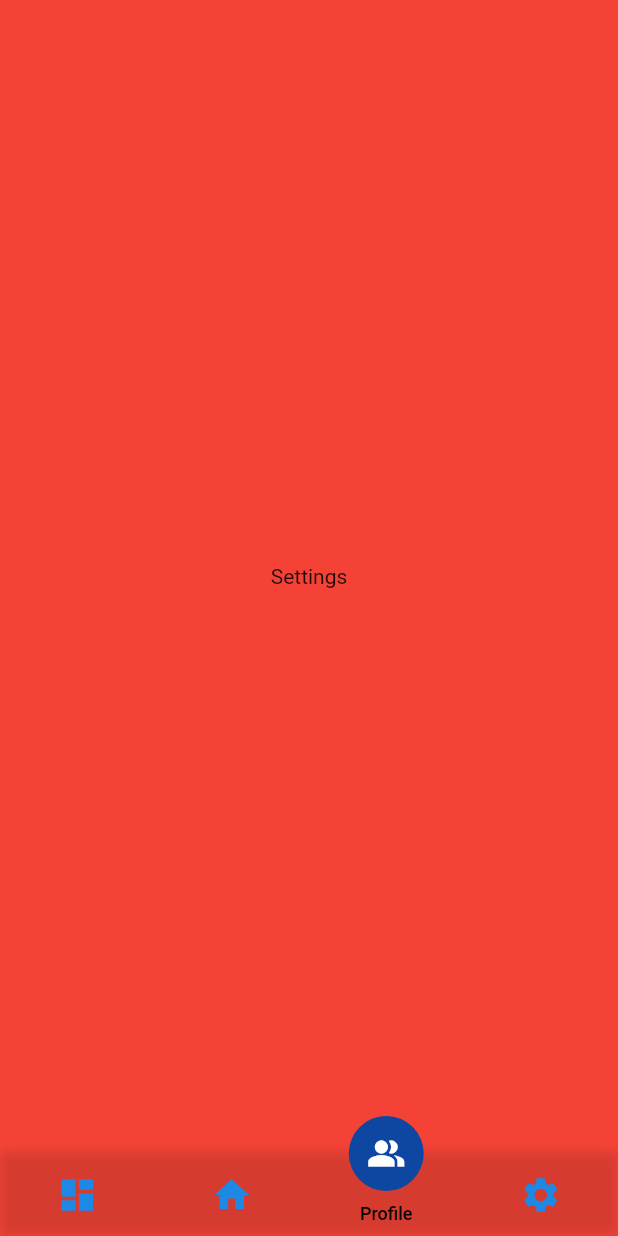
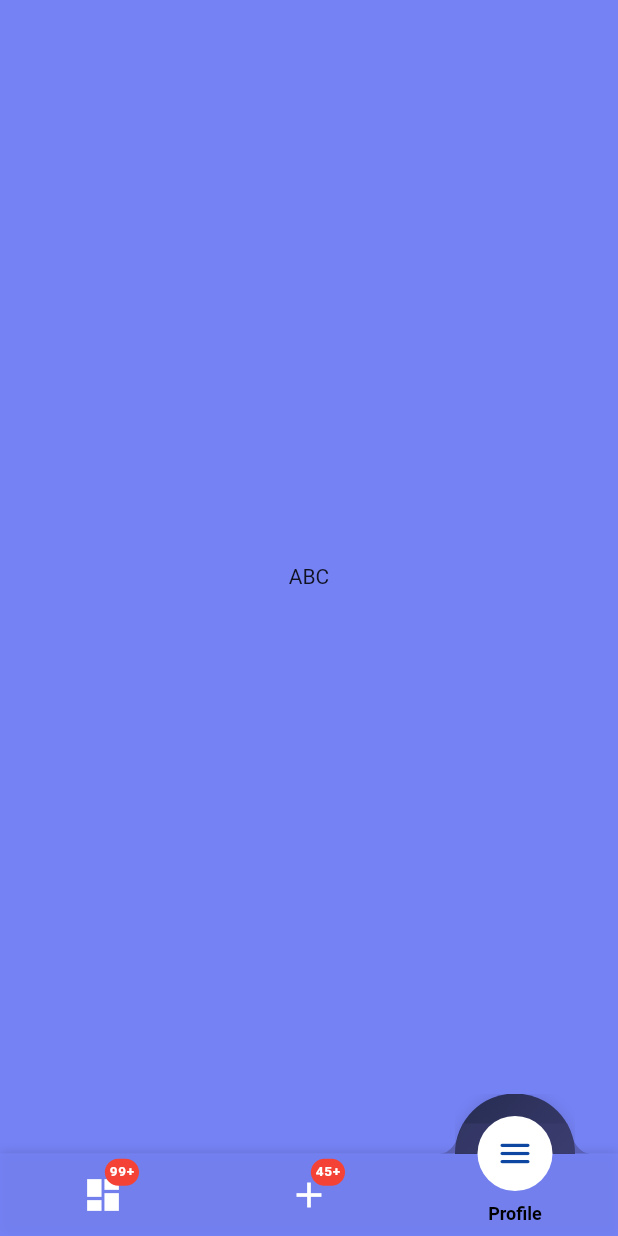
Before and after one commit to abdullahabdulrehman1/Weather_App_Flutter_Bloc, a Flutter app: the screen it shows after launch, item 3 of the bottom bar chosen, on a phone screen of 412 x 824 dp. Run offline on Flutter 3.47's test engine with Material 2 defaults, Android fonts, the phone set to English and light mode, and no system bars; drawn by our look-alikes of motion_tab_bar_v2.

Commit message:
home_page_navigator_added

```diff
--- a/lib/Screens/homepage.dart
+++ b/lib/Screens/homepage.dart
@@ -1,5 +1,5 @@
 import 'package:flutter/material.dart';
-import 'package:animated_notch_bottom_bar/animated_notch_bottom_bar/animated_notch_bottom_bar.dart';
+// import 'package:animated_notch_bottom_bar/animated_notch_bottom_bar/animated_notch_bottom_bar.dart';
 
 // import 'bottom_nav.dart';
 class Homepage extends StatefulWidget {
@@ -11,17 +11,17 @@ class Homepage extends StatefulWidget {
 
 class _HomepageState extends State<Homepage> {
   /// Controller to handle PageView and also handles initial page
-  final _pageController = PageController(initialPage: 0);
+  // final _pageController = PageController(initialPage: 0);
 
-  /// Controller to handle bottom nav bar and also handles initial page
-  final _controller = NotchBottomBarController(index: 0);
+  // /// Controller to handle bottom nav bar and also handles initial page
+  // // final _controller = NotchBottomBarController(index: 0);
 
-  int maxCount = 5;
-  @override
-  void dispose() {
-    _pageController.dispose();
-    super.dispose();
-  }
+  // int maxCount = 5;
+  // @override
+  // void dispose() {
+  //   _pageController.dispose();
+  //   super.dispose();
+  // }
 
   final List<Widget> bottomBarPages = [
     const Homepage()
--- a/lib/Widgets/bottomnavi.dart
+++ b/lib/Widgets/bottomnavi.dart
@@ -1,7 +1,10 @@
 import 'package:flutter/material.dart';
-import 'package:motion_tab_bar_v2/motion-tab-bar.dart';
-import 'package:motion_tab_bar_v2/motion-badge.widget.dart';
 import 'package:weatherappflutterbloc/Screens/homepage.dart';
+import 'package:weatherappflutterbloc/Widgets/pub_widget/motion-badge.widget.dart';
+import 'package:weatherappflutterbloc/Widgets/pub_widget/motion-tab-bar.dart';
+// import 'package:flutter_svg/flutter_svg.dart';
+// import 'dart:typed_data';
+import 'package:flutter/services.dart';
 
 class MyHomePage extends StatefulWidget {
   const MyHomePage({Key? key, this.title}) : super(key: key);
@@ -19,8 +22,8 @@ class _MyHomePageState extends State<MyHomePage> with TickerProviderStateMixin {
   void initState() {
     super.initState();
     _tabController = TabController(
-      initialIndex: 0,
-      length: 4,
+      length: 3,
+      initialIndex: 1,
       vsync: this,
     );
   }
@@ -34,62 +37,40 @@ class _MyHomePageState extends State<MyHomePage> with TickerProviderStateMixin {
   @override
   Widget build(BuildContext context) {
     return Scaffold(
-      backgroundColor: Colors.red,
+      backgroundColor: Color(0xff7582F4),
       bottomNavigationBar: MotionTabBar(
-        initialSelectedTab: "Dashboard",
-        useSafeArea: true, // default: true, apply safe area wrapper
-        labels: const ["Dashboard", "Home", "Profile", "Settings"],
-        icons: const [
-          Icons.dashboard,
-          Icons.home,
-          Icons.people_alt,
-          Icons.settings
-        ],
-        // optional badges, length must be same with labels
+        initialSelectedTab: "Add City", // Set the initial selected tab here
+        useSafeArea: true,
+        labels: const ["Dashboard", "Add City", "Profile"],
+        icons: const [Icons.dashboard, Icons.add, Icons.menu_rounded],
         badges: [
-          // Default Motion Badge Widget
           const MotionBadgeWidget(
             text: '99+',
-            textColor: Colors.white, // optional, default to Colors.white
-            color: Colors.red, // optional, default to Colors.red
-            size: 18, // optional, default to 18
+            textColor: Colors.white,
+            color: Colors.red,
+            size: 18,
           ),
-          // custom badge Widget
-          Container(
-            color: Colors.black,
-            padding: const EdgeInsets.all(2),
-            child: const Text(
-              '48',
-              style: TextStyle(
-                fontSize: 14,
-                color: Colors.white,
-              ),
-            ),
+          const MotionBadgeWidget(
+            text: '45+',
+            textColor: Colors.white,
+            color: Colors.red,
+            size: 18,
           ),
-          // allow null
           null,
-          // Default Motion Badge Widget with indicator only
-          const MotionBadgeWidget(
-            isIndicator: true,
-            color: Colors.red, // optional, default to Colors.red
-            size: 5, // optional, default to 5,
-            show: true, // true / false
-          ),
         ],
         tabSize: 50,
         tabBarHeight: 55,
         textStyle: const TextStyle(
           fontSize: 12,
           color: Colors.black,
-          fontWeight: FontWeight.w500,
+          fontWeight: FontWeight.bold,
         ),
-        tabIconColor: Colors.blue[600],
-
+        tabIconColor: Colors.white,
         tabIconSize: 28.0,
         tabIconSelectedSize: 26.0,
-        tabSelectedColor: Colors.blue[900],
-        tabIconSelectedColor: Colors.white,
-        tabBarColor: Colors.transparent,
+        tabSelectedColor: Colors.white,
+        tabIconSelectedColor: Colors.blue[900],
+        tabBarColor: Color.fromARGB(136, 117, 130, 244),
         onTabItemSelected: (int value) {
           setState(() {
             _tabController!.index = value;
@@ -97,19 +78,12 @@ class _MyHomePageState extends State<MyHomePage> with TickerProviderStateMixin {
         },
       ),
       body: TabBarView(
-        physics:
-            const NeverScrollableScrollPhysics(), // swipe navigation handling is not supported
+        physics: const NeverScrollableScrollPhysics(),
         controller: _tabController,
-        // ignore: prefer_const_literals_to_create_immutables
         children: [
+          Center(child: Text("ABC")),
           Homepage(),
-          // const Center(),
-          const Center(
-            child: Text("Profile"),
-          ),
-          const Center(
-            child: Text("Settings"),
-          ),
+          Center(child: Text("ABC")),
         ],
       ),
     );
--- /dev/null
+++ b/lib/Widgets/pub_widget/motion-badge.widget.dart
@@ -0,0 +1,71 @@
+import 'package:flutter/material.dart';
+
+class MotionBadgeWidget extends StatelessWidget {
+  const MotionBadgeWidget({
+    Key? key,
+    bool? isIndicator,
+    this.text,
+    Color? textColor,
+    double? size,
+    Color? color,
+    bool? disabled,
+    bool? show,
+  })  : this._isIndicator = isIndicator ?? false,
+        this._color = color ?? Colors.red,
+        this._textColor = textColor ?? Colors.white,
+        this._size = size ?? (isIndicator == true ? 5 : 18),
+        this._disabled = disabled ?? false,
+        this._show = show != null ? show : true,
+        assert(text != null ? text.length <= 3 : true),
+        super(key: key);
+
+  final bool? _isIndicator;
+  final String? text;
+  final Color? _color;
+  final Color? _textColor;
+  final double? _size;
+  final bool? _disabled;
+  final bool? _show;
+
+  @override
+  Widget build(BuildContext context) {
+    return _show == true && _isIndicator == true
+        ? Container(
+            alignment: Alignment.center,
+            padding: EdgeInsets.all(3),
+            margin: EdgeInsets.all(7),
+            decoration: new BoxDecoration(
+              color: _disabled == false ? _color : _color!.withOpacity(1),
+              borderRadius: BorderRadius.circular(_size! / 2),
+            ),
+            constraints: BoxConstraints(
+              minWidth: _size!,
+              minHeight: _size!,
+            ),
+          )
+        : _show == true && text != null && text != ''
+            ? Container(
+                alignment: Alignment.center,
+                padding: EdgeInsets.all(3),
+                decoration: new BoxDecoration(
+                  color: _disabled == false ? _color : _color,
+                  borderRadius: BorderRadius.circular(_size! / 2),
+                ),
+                constraints: BoxConstraints(
+                  minWidth: _size!,
+                  minHeight: _size!,
+                ),
+                child: Text(
+                  '$text',
+                  style: TextStyle(
+                    color: _textColor,
+                    fontSize: _size != null ? (_size! / 2) : 9,
+                    fontWeight: FontWeight.w600,
+                    letterSpacing: 0.5,
+                  ),
+                  textAlign: TextAlign.center,
+                ),
+              )
+            : Container();
+  }
+}
--- /dev/null
+++ b/lib/Widgets/pub_widget/motion-tab-bar.dart
@@ -0,0 +1,377 @@
+library motiontabbar;
+
+import 'package:flutter/cupertino.dart';
+import 'package:flutter/material.dart';
+import 'motion-tab-item.dart';
+
+typedef MotionTabBuilder = Widget Function();
+
+class MotionTabBar extends StatefulWidget {
+  final Color? tabIconColor,
+      tabIconSelectedColor,
+      tabSelectedColor,
+      tabBarColor;
+  final double? tabIconSize, tabIconSelectedSize, tabBarHeight, tabSize;
+  final TextStyle? textStyle;
+  final Function? onTabItemSelected;
+  final String initialSelectedTab;
+
+  final List<String?> labels;
+  final List<IconData>? icons;
+  final bool useSafeArea;
+
+  // badge
+  final List<Widget?>? badges;
+
+  MotionTabBar({
+    this.textStyle,
+    this.tabIconColor = Colors.black,
+    this.tabIconSize = 24,
+    this.tabIconSelectedColor = Colors.white,
+    this.tabIconSelectedSize = 24,
+    this.tabSelectedColor = Colors.black,
+    this.tabBarColor = Colors.white,
+    this.tabBarHeight = 65,
+    this.tabSize = 60,
+    this.onTabItemSelected,
+    required this.initialSelectedTab,
+    required this.labels,
+    this.icons,
+    this.useSafeArea = true,
+    this.badges,
+  })  : assert(labels.contains(initialSelectedTab)),
+        assert(icons != null && icons.length == labels.length),
+        assert((badges != null && badges.length > 0)
+            ? badges.length == labels.length
+            : true);
+
+  @override
+  _MotionTabBarState createState() => _MotionTabBarState();
+}
+
+class _MotionTabBarState extends State<MotionTabBar>
+    with TickerProviderStateMixin {
+  late AnimationController _animationController;
+  late Tween<double> _positionTween;
+  late Animation<double> _positionAnimation;
+
+  late AnimationController _fadeOutController;
+  late Animation<double> _fadeFabOutAnimation;
+  late Animation<double> _fadeFabInAnimation;
+
+  late List<String?> labels;
+  late Map<String?, IconData> icons;
+
+  get tabAmount => icons.keys.length;
+  get index => labels.indexOf(selectedTab);
+  get position {
+    double pace = 2 / (labels.length - 1);
+    return (pace * index) - 1;
+  }
+
+  double fabIconAlpha = 1;
+  IconData? activeIcon;
+  String? selectedTab;
+
+  List<Widget>? badges;
+  Widget? activeBadge;
+
+  @override
+  void initState() {
+    super.initState();
+
+    labels = widget.labels;
+    icons = Map.fromIterable(
+      labels,
+      key: (label) => label,
+      value: (label) => widget.icons![labels.indexOf(label)],
+    );
+
+    selectedTab = widget.initialSelectedTab;
+    activeIcon = icons[selectedTab];
+
+    // init badge text
+    int selectedIndex =
+        labels.indexWhere((element) => element == widget.initialSelectedTab);
+    activeBadge = (widget.badges != null && widget.badges!.length > 0)
+        ? widget.badges![selectedIndex]
+        : null;
+
+    _animationController = AnimationController(
+      duration: Duration(milliseconds: ANIM_DURATION),
+      vsync: this,
+    );
+
+    _fadeOutController = AnimationController(
+      duration: Duration(milliseconds: (ANIM_DURATION ~/ 5)),
+      vsync: this,
+    );
+
+    _positionTween = Tween<double>(begin: position, end: 1);
+
+    _positionAnimation = _positionTween.animate(
+        CurvedAnimation(parent: _animationController, curve: Curves.easeOut))
+      ..addListener(() {
+        setState(() {});
+      });
+
+    _fadeFabOutAnimation = Tween<double>(begin: 1, end: 0).animate(
+        CurvedAnimation(parent: _fadeOutController, curve: Curves.easeOut))
+      ..addListener(() {
+        setState(() {
+          fabIconAlpha = _fadeFabOutAnimation.value;
+        });
+      })
+      ..addStatusListener((AnimationStatus status) {
+        if (status == AnimationStatus.completed) {
+          setState(() {
+            activeIcon = icons[selectedTab];
+
+            int selectedIndex =
+                labels.indexWhere((element) => element == selectedTab);
+            activeBadge = (widget.badges != null && widget.badges!.length > 0)
+                ? widget.badges![selectedIndex]
+                : null;
+          });
+        }
+      });
+
+    _fadeFabInAnimation = Tween<double>(begin: 0, end: 1).animate(
+        CurvedAnimation(
+            parent: _animationController,
+            curve: Interval(0.8, 1, curve: Curves.easeOut)))
+      ..addListener(() {
+        setState(() {
+          fabIconAlpha = _fadeFabInAnimation.value;
+        });
+      });
+  }
+
+  @override
+  Widget build(BuildContext context) {
+    return Container(
+      decoration: BoxDecoration(
+        color: widget.tabBarColor,
+        boxShadow: [
+          BoxShadow(
+            color: Colors.black12,
+            offset: Offset(0, -1),
+            blurRadius: 5,
+          ),
+        ],
+      ),
+      child: SafeArea(
+        bottom: widget.useSafeArea,
+        child: Stack(
+          alignment: Alignment.topCenter,
+          children: <Widget>[
+            Container(
+              height: widget.tabBarHeight,
+              decoration: BoxDecoration(
+                color: widget.tabBarColor,
+              ),
+              child: Row(
+                mainAxisSize: MainAxisSize.max,
+                mainAxisAlignment: MainAxisAlignment.spaceAround,
+                children: generateTabItems(),
+              ),
+            ),
+            Container(
+              decoration: BoxDecoration(),
+              child: Align(
+                heightFactor: 0,
+                alignment: Alignment(_positionAnimation.value, 0),
+                child: FractionallySizedBox(
+                  widthFactor: 1 / tabAmount,
+                  child: Stack(
+                    alignment: Alignment.center,
+                    children: <Widget>[
+                      SizedBox(
+                        height: widget.tabSize! + 30,
+                        width: widget.tabSize! + 30,
+                        child: ClipRect(
+                          clipper: HalfClipper(),
+                          child: Container(
+                            child: Center(
+                              child: Container(
+                                padding: EdgeInsets.only(left: 300, right: 30),
+                                width: widget.tabSize! * 2.0,
+                                height: widget.tabSize! + 100,
+                                decoration: BoxDecoration(
+                                  gradient: LinearGradient(
+                                    begin: Alignment.topLeft,
+                                    end: Alignment.bottomRight,
+                                    colors: [
+                                      const Color(0xFF262C51),
+                                      const Color(0xFF3E3F74),
+                                    ],
+                                  ),
+                                  // color: Colors.green,
+                                  shape: BoxShape.circle,
+                                  boxShadow: [
+                                    BoxShadow(
+                                      color: Colors.black12,
+                                      blurRadius: 8,
+                                    )
+                                  ],
+                                ),
+                              ),
+                            ),
+                          ),
+                        ),
+                      ),
+                      SizedBox(
+                        height: widget.tabSize! + 100,
+                        width: widget.tabSize! + 50,
+                        child: CustomPaint(
+                          painter: HalfPainter(
+                              color: Color.fromARGB(111, 62, 63, 116)),
+                        ),
+                      ),
+                      SizedBox(
+                        height: widget.tabSize! + 100,
+                        width: widget.tabSize! + 50,
+                        child: Stack(
+                          alignment: Alignment.center,
+                          children: [
+                            CustomPaint(
+                              painter: HalfPainter(
+                                color: Color.fromARGB(111, 62, 63, 116),
+                              ),
+                            ),
+                            SizedBox(
+                              height: widget.tabSize,
+                              width: widget.tabSize,
+                              child: Container(
+                                decoration: BoxDecoration(
+                                  shape: BoxShape.circle,
+                                  color: widget.tabSelectedColor,
+                                ),
+                                child: Padding(
+                                  padding: const EdgeInsets.all(0.0),
+                                  child: Stack(
+                                    alignment: Alignment.center,
+                                    children: [
+                                      Icon(
+                                        activeIcon,
+                                        color: widget.tabIconSelectedColor,
+                                        size: widget.tabIconSelectedSize,
+                                        opticalSize:
+                                            BorderSide.strokeAlignOutside,
+                                      ),
+                                      activeBadge != null
+                                          ? Positioned(
+                                              top: 0,
+                                              right: 0,
+                                              child: activeBadge!,
+                                            )
+                                          : SizedBox(),
+                                    ],
+                                  ),
+                                ),
+                              ),
+                            ),
+                          ],
+                        ),
+                      ),
+                    ],
+                  ),
+                ),
+              ),
+            ),
+          ],
+        ),
+      ),
+    );
+  }
+
+  List<Widget> generateTabItems() {
+    return labels.map((tabLabel) {
+      IconData? icon = icons[tabLabel];
+
+      int selectedIndex = labels.indexWhere((element) => element == tabLabel);
+      Widget? badge = (widget.badges != null && widget.badges!.length > 0)
+          ? widget.badges![selectedIndex]
+          : null;
+
+      return MotionTabItem(
+        selected: selectedTab == tabLabel,
+        iconData: icon,
+        title: tabLabel,
+        textStyle: widget.textStyle ?? TextStyle(color: Colors.black),
+        tabIconColor: widget.tabIconColor ?? Colors.black,
+        tabIconSize: widget.tabIconSize,
+        badge: badge,
+        callbackFunction: () {
+          setState(() {
+            activeIcon = icon;
+            selectedTab = tabLabel;
+            widget.onTabItemSelected!(index);
+          });
+          _initAnimationAndStart(_positionAnimation.value, position);
+        },
+      );
+    }).toList();
+  }
+
+  _initAnimationAndStart(double from, double to) {
+    _positionTween.begin = from;
+    _positionTween.end = to;
+
+    _animationController.reset();
+    _fadeOutController.reset();
+    _animationController.forward();
+    _fadeOutController.forward();
+  }
+}
+
+class HalfClipper extends CustomClipper<Rect> {
+  @override
+  Rect getClip(Size size) => Rect.fromLTWH(0, 0, size.width, size.height / 2);
+
+  @override
+  bool shouldReclip(CustomClipper<Rect> oldClipper) => true;
+}
+
+class HalfPainter extends CustomPainter {
+  final Color? color;
+  HalfPainter({this.color});
+
+  @override
+  void paint(Canvas canvas, Size size) {
+    // final Rect beforeRect = Rect.fromLTWH(0, (size.height / 2) - 10, 10, 10);
+    // final Rect largeRect = Rect.fromLTWH(10, 0, size.width - 20, 70);
+    // final Rect afterRect = Rect.fromLTWH(size.width - 10, (size.height / 2) - 10, 10, 10);
+
+    // final path = Path();
+
+    // path.arcTo(beforeRect, vector.radians(0), vector.radians(90), false);
+    // path.lineTo(20, size.height / 2);
+    // path.arcTo(largeRect, vector.radians(0), -vector.radians(180), false);
+    // path.moveTo(size.width - 10, size.height / 2);
+    // path.lineTo(size.width - 10, (size.height / 2) - 10);
+    // path.arcTo(afterRect, vector.radians(180), vector.radians(-90), false);
+
+    final double curveSize = 10;
+    final double xStartingPos = 0;
+    final double yStartingPos = (size.height / 2);
+    final double yMaxPos = yStartingPos - curveSize * 2;
+
+    final path = Path();
+
+    path.moveTo(xStartingPos, yStartingPos);
+    path.lineTo(size.width - xStartingPos, yStartingPos);
+    path.quadraticBezierTo(size.width - (curveSize), yStartingPos,
+        size.width - (curveSize + 5), yMaxPos);
+    path.lineTo(xStartingPos + (curveSize + 5), yMaxPos);
+    path.quadraticBezierTo(
+        xStartingPos + (curveSize), yStartingPos, xStartingPos, yStartingPos);
+
+    path.close();
+
+    canvas.drawPath(path, Paint()..color = color ?? Colors.white);
+  }
+
+  @override
+  bool shouldRepaint(CustomPainter oldDelegate) => true;
+}
--- /dev/null
+++ b/lib/Widgets/pub_widget/motion-tab-item.dart
@@ -0,0 +1,132 @@
+import 'package:flutter/material.dart';
+
+const double ICON_OFF = -3;
+const double ICON_ON = 0;
+const double TEXT_OFF = 3;
+const double TEXT_ON = 1;
+const double ALPHA_OFF = 0;
+const double ALPHA_ON = 1;
+const int ANIM_DURATION = 300;
+
+class MotionTabItem extends StatefulWidget {
+  final String? title;
+  final bool selected;
+  final IconData? iconData;
+  final TextStyle textStyle;
+  final Function callbackFunction;
+  final Color tabIconColor;
+  final double? tabIconSize;
+  final Widget? badge;
+
+  MotionTabItem({
+    required this.title,
+    required this.selected,
+    required this.iconData,
+    required this.textStyle,
+    required this.tabIconColor,
+    required this.callbackFunction,
+    this.tabIconSize = 24,
+    this.badge,
+  });
+
+  @override
+  _MotionTabItemState createState() => _MotionTabItemState();
+}
+
+class _MotionTabItemState extends State<MotionTabItem> {
+  double iconYAlign = ICON_ON;
+  double textYAlign = TEXT_OFF;
+  double iconAlpha = ALPHA_ON;
+
+  @override
+  void initState() {
+    super.initState();
+    _setIconTextAlpha();
+  }
+
+  @override
+  void didUpdateWidget(MotionTabItem oldWidget) {
+    super.didUpdateWidget(oldWidget);
+    _setIconTextAlpha();
+  }
+
+  _setIconTextAlpha() {
+    setState(() {
+      iconYAlign = (widget.selected) ? ICON_OFF : ICON_ON;
+      textYAlign = (widget.selected) ? TEXT_ON : TEXT_OFF;
+      iconAlpha = (widget.selected) ? ALPHA_OFF : ALPHA_ON;
+    });
+  }
+
+  @override
+  Widget build(BuildContext context) {
+    return Expanded(
+      child: Stack(
+        fit: StackFit.expand,
+        children: [
+          Container(
+            height: double.infinity,
+            width: double.infinity,
+            alignment: Alignment.center,
+            child: AnimatedAlign(
+              duration: Duration(milliseconds: ANIM_DURATION),
+              alignment: Alignment(0, textYAlign),
+              child: Padding(
+                padding: const EdgeInsets.all(8.0),
+                child: widget.selected
+                    ? Text(
+                        widget.title!,
+                        style: widget.textStyle,
+                        softWrap: false,
+                        maxLines: 1,
+                        textAlign: TextAlign.center,
+                      )
+                    : Text(''),
+              ),
+            ),
+          ),
+          InkWell(
+            onTap: () => widget.callbackFunction(),
+            child: Container(
+              height: double.infinity,
+              width: double.infinity,
+              child: AnimatedAlign(
+                duration: Duration(milliseconds: ANIM_DURATION),
+                curve: Curves.easeIn,
+                alignment: Alignment(0, iconYAlign),
+                child: AnimatedOpacity(
+                  duration: Duration(milliseconds: ANIM_DURATION),
+                  opacity: iconAlpha,
+                  child: Stack(
+                    alignment: Alignment.center,
+                    children: [
+                      IconButton(
+                        highlightColor: Colors.transparent,
+                        splashColor: Colors.transparent,
+                        padding: EdgeInsets.all(0),
+                        alignment: Alignment(0, 0),
+                        icon: Icon(
+                          widget.iconData,
+                          color: widget.tabIconColor,
+                          size: widget.tabIconSize,
+                        ),
+                        onPressed: () => widget.callbackFunction(),
+                      ),
+                      widget.badge != null
+                          ? Positioned(
+                              top: 0,
+                              right: 0,
+                              child: widget.badge!,
+                            )
+                          : SizedBox(),
+                    ],
+                  ),
+                ),
+              ),
+            ),
+          )
+        ],
+      ),
+    );
+  }
+}
--- a/lib/main.dart
+++ b/lib/main.dart
@@ -1,7 +1,7 @@
 import 'package:flutter/material.dart';
 import 'package:weatherappflutterbloc/Widgets/bottomnavi.dart';
 
-import 'Screens/homepage.dart';
+// import 'Screens/homepage.dart';
 
 void main() {
   runApp(MainApp());
--- a/pubspec.yaml
+++ b/pubspec.yaml
@@ -10,6 +10,7 @@ dependencies:
   animated_notch_bottom_bar: ^1.0.0
   flutter:
     sdk: flutter
+  flutter_svg: ^2.0.7
   motion_tab_bar_v2: ^0.2.6
 
 dev_dependencies:
```
Also changed, not shown: assets/images/Hover.svg (added), pubspec.lock.
